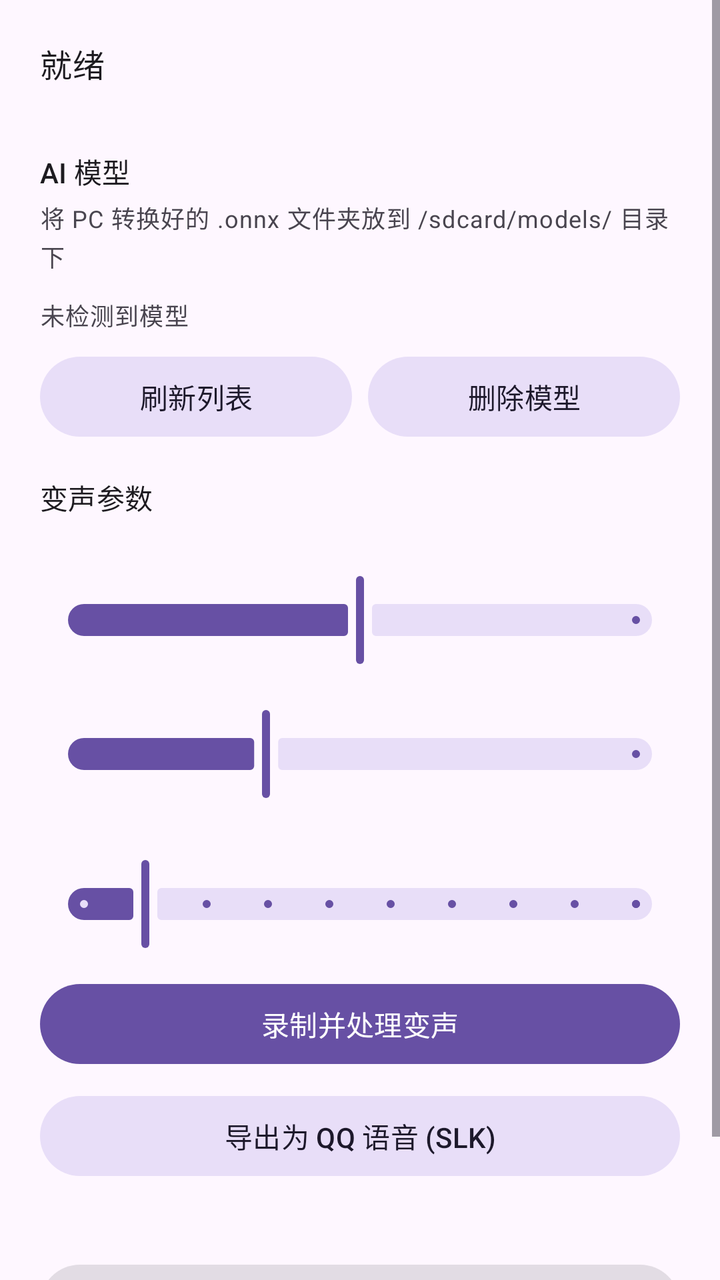
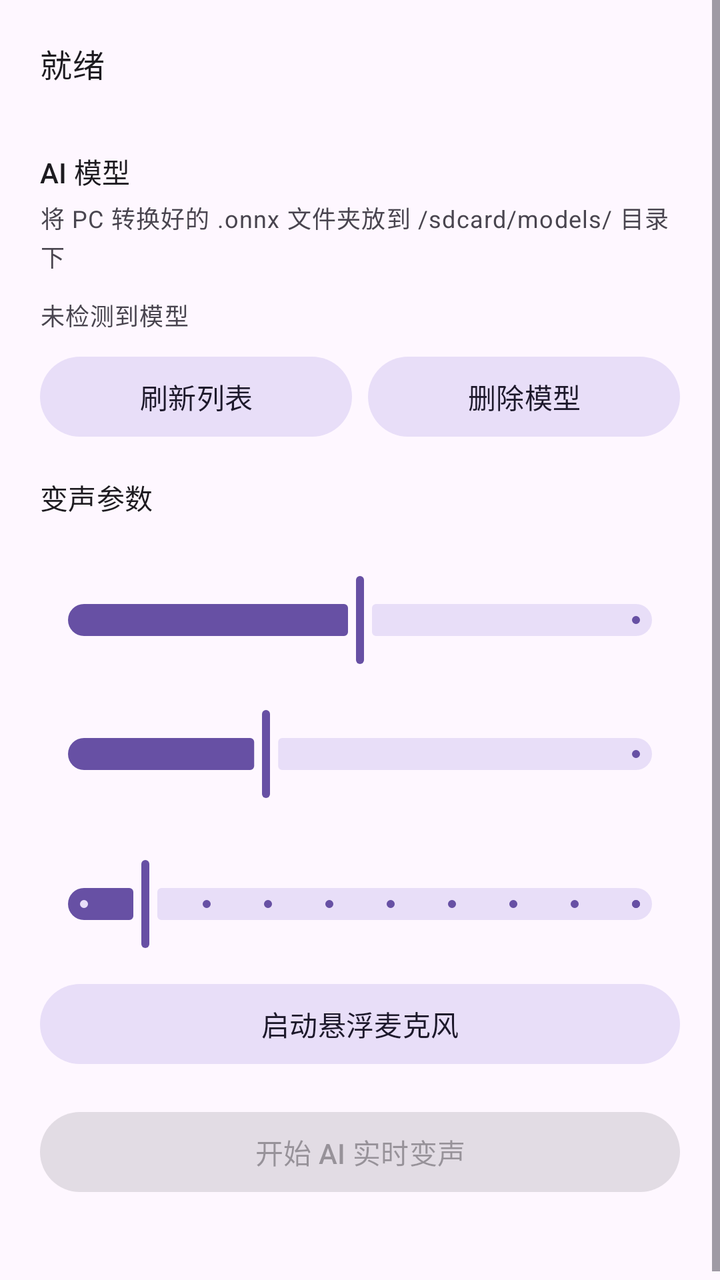

Compare the two renders of this Android layout. The source of the first and the diff that turns it into the second are given below.
<!-- AndroidManifest.xml: application theme Theme.VoiceChanger -->
<!-- res/layout/activity_main.xml -->
<?xml version="1.0" encoding="utf-8"?>
<ScrollView xmlns:android="http://schemas.android.com/apk/res/android"
    xmlns:app="http://schemas.android.com/apk/res-auto"
    android:layout_width="match_parent"
    android:layout_height="match_parent"
    android:fillViewport="true">

    <LinearLayout
        android:layout_width="match_parent"
        android:layout_height="wrap_content"
        android:orientation="vertical"
        android:padding="20dp">

        
        <TextView
            android:id="@+id/tvStatus"
            android:layout_width="match_parent"
            android:layout_height="wrap_content"
            android:text="@string/status_idle"
            android:textAppearance="?attr/textAppearanceTitleMedium" />

        

        
        <LinearLayout
            android:id="@+id/aiPanel"
            android:layout_width="match_parent"
            android:layout_height="wrap_content"
            android:layout_marginTop="16dp"
            android:orientation="vertical">

            
            <TextView
                android:layout_width="match_parent"
                android:layout_height="wrap_content"
                android:layout_marginTop="16dp"
                android:text="@string/rvc_model_title"
                android:textAppearance="?attr/textAppearanceTitleSmall" />

            <TextView
                android:id="@+id/tvModelHelp"
                android:layout_width="match_parent"
                android:layout_height="wrap_content"
                android:layout_marginTop="4dp"
                android:text="@string/rvc_help"
                android:textAppearance="?attr/textAppearanceBodySmall"
                android:textColor="?attr/colorOnSurfaceVariant" />

            <com.google.android.material.chip.ChipGroup
                android:id="@+id/modelList"
                android:layout_width="match_parent"
                android:layout_height="wrap_content"
                android:layout_marginTop="8dp"
                app:selectionRequired="true"
                app:singleSelection="true" />

            
            <TextView
                android:id="@+id/tvModelStatus"
                android:layout_width="match_parent"
                android:layout_height="wrap_content"
                android:layout_marginTop="4dp"
                android:text="@string/rvc_no_model"
                android:textAppearance="?attr/textAppearanceBodySmall" />

            <LinearLayout
                android:layout_width="match_parent"
                android:layout_height="wrap_content"
                android:layout_marginTop="8dp"
                android:orientation="horizontal">

                <com.google.android.material.button.MaterialButton
                    android:id="@+id/btnRefreshModels"
                    style="@style/Widget.Material3.Button.TonalButton"
                    android:layout_width="0dp"
                    android:layout_height="wrap_content"
                    android:layout_weight="1"
                    android:text="@string/rvc_refresh" />

                <com.google.android.material.button.MaterialButton
                    android:id="@+id/btnDeleteModel"
                    style="@style/Widget.Material3.Button.TonalButton"
                    android:layout_width="0dp"
                    android:layout_height="wrap_content"
                    android:layout_marginStart="8dp"
                    android:layout_weight="1"
                    android:text="@string/rvc_delete" />
            </LinearLayout>

            
            <TextView
                android:layout_width="match_parent"
                android:layout_height="wrap_content"
                android:layout_marginTop="16dp"
                android:text="@string/rvc_params"
                android:textAppearance="?attr/textAppearanceTitleSmall" />

            <TextView
                android:id="@+id/tvF0Key"
                android:layout_width="match_parent"
                android:layout_height="wrap_content"
                android:layout_marginTop="8dp" />

            <com.google.android.material.slider.Slider
                android:id="@+id/sliderF0Key"
                android:layout_width="match_parent"
                android:layout_height="wrap_content"
                android:value="0"
                android:valueFrom="-15"
                android:valueTo="15" />

            <TextView
                android:id="@+id/tvProtect"
                android:layout_width="match_parent"
                android:layout_height="wrap_content" />

            <com.google.android.material.slider.Slider
                android:id="@+id/sliderProtect"
                android:layout_width="match_parent"
                android:layout_height="wrap_content"
                android:value="0.33"
                android:valueFrom="0.0"
                android:valueTo="1.0" />

            <TextView
                android:id="@+id/tvLatency"
                android:layout_width="match_parent"
                android:layout_height="wrap_content"
                android:layout_marginTop="8dp" />

            <com.google.android.material.slider.Slider
                android:id="@+id/sliderLatency"
                android:layout_width="match_parent"
                android:layout_height="wrap_content"
                android:value="1"
                android:valueFrom="0.5"
                android:valueTo="5"
                android:stepSize="0.5" />

            <com.google.android.material.button.MaterialButton
                android:id="@+id/btnRecordRvc"
                android:layout_width="match_parent"
                android:layout_height="wrap_content"
                android:layout_marginTop="12dp"
                android:text="录制并处理变声" />

            <com.google.android.material.button.MaterialButton
                android:id="@+id/btnExportSlk"
                style="@style/Widget.Material3.Button.TonalButton"
                android:layout_width="match_parent"
                android:layout_height="wrap_content"
                android:layout_marginTop="8dp"
                android:text="导出为 QQ 语音 (SLK)" />

            <TextView
                android:id="@+id/tvExportStatus"
                android:layout_width="match_parent"
                android:layout_height="wrap_content"
                android:layout_marginTop="4dp"
                android:textAppearance="?attr/textAppearanceBodySmall"
                android:textIsSelectable="true" />

            <com.google.android.material.button.MaterialButton
                android:id="@+id/btnRvcRealtime"
                android:layout_width="match_parent"
                android:layout_height="wrap_content"
                android:layout_marginTop="16dp"
                android:enabled="false"
                android:text="@string/rvc_start" />

            <TextView
                android:id="@+id/tvRvcResult"
                android:layout_width="match_parent"
                android:layout_height="wrap_content"
                android:layout_marginTop="8dp"
                android:textAppearance="?attr/textAppearanceBodySmall"
                android:textIsSelectable="true" />
        </LinearLayout>

    </LinearLayout>
</ScrollView>
<!-- resources referenced by this layout -->
<resources>
  <string name="rvc_delete">删除模型</string>
  <string name="rvc_help">将 PC 转换好的 .onnx 文件夹放到 /sdcard/models/ 目录下</string>
  <string name="rvc_model_title">AI 模型</string>
  <string name="rvc_no_model">未检测到模型</string>
  <string name="rvc_params">变声参数</string>
  <string name="rvc_refresh">刷新列表</string>
  <string name="rvc_start">开始 AI 实时变声</string>
  <string name="status_idle">就绪</string>
  <style name="Theme.VoiceChanger" parent="Theme.Material3.DayNight.NoActionBar" />
</resources>

<!-- the commit's change to res/layout/activity_main.xml (unified diff, before → after) -->
@@ -138,27 +138,12 @@
                 android:stepSize="0.5" />
 
             <com.google.android.material.button.MaterialButton
-                android:id="@+id/btnRecordRvc"
+                android:id="@+id/btnFloat"
+                style="@style/Widget.Material3.Button.TonalButton"
                 android:layout_width="match_parent"
                 android:layout_height="wrap_content"
                 android:layout_marginTop="12dp"
-                android:text="录制并处理变声" />
-
-            <com.google.android.material.button.MaterialButton
-                android:id="@+id/btnExportSlk"
-                style="@style/Widget.Material3.Button.TonalButton"
-                android:layout_width="match_parent"
-                android:layout_height="wrap_content"
-                android:layout_marginTop="8dp"
-                android:text="导出为 QQ 语音 (SLK)" />
-
-            <TextView
-                android:id="@+id/tvExportStatus"
-                android:layout_width="match_parent"
-                android:layout_height="wrap_content"
-                android:layout_marginTop="4dp"
-                android:textAppearance="?attr/textAppearanceBodySmall"
-                android:textIsSelectable="true" />
+                android:text="启动悬浮麦克风" />
 
             <com.google.android.material.button.MaterialButton
                 android:id="@+id/btnRvcRealtime"
